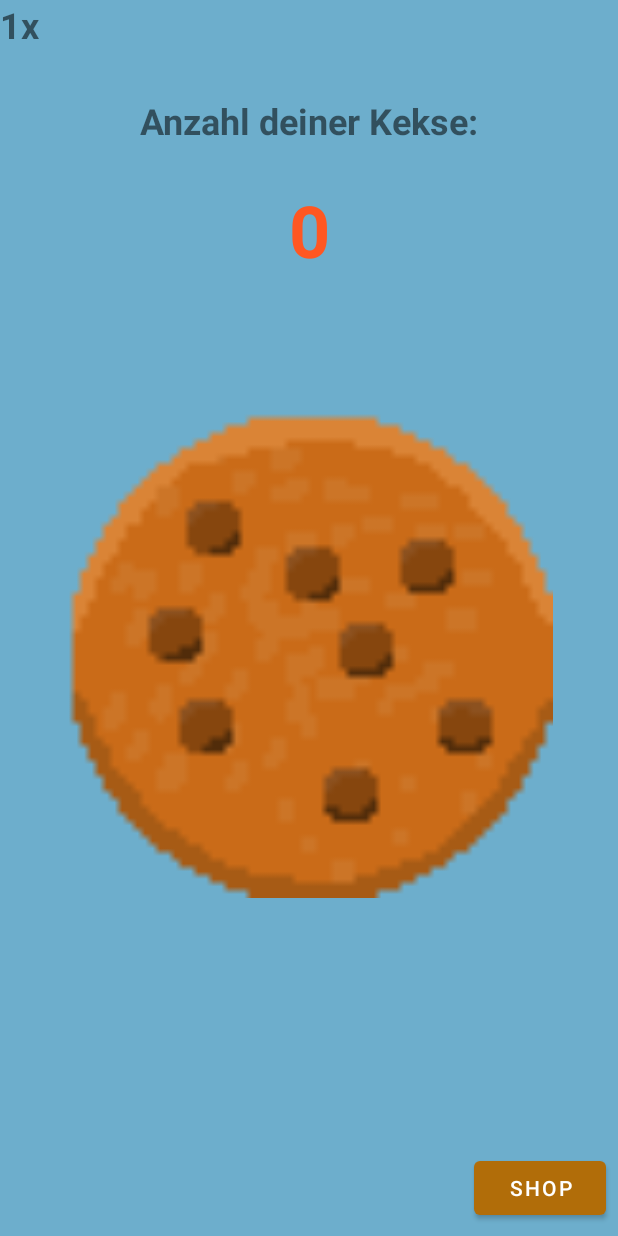
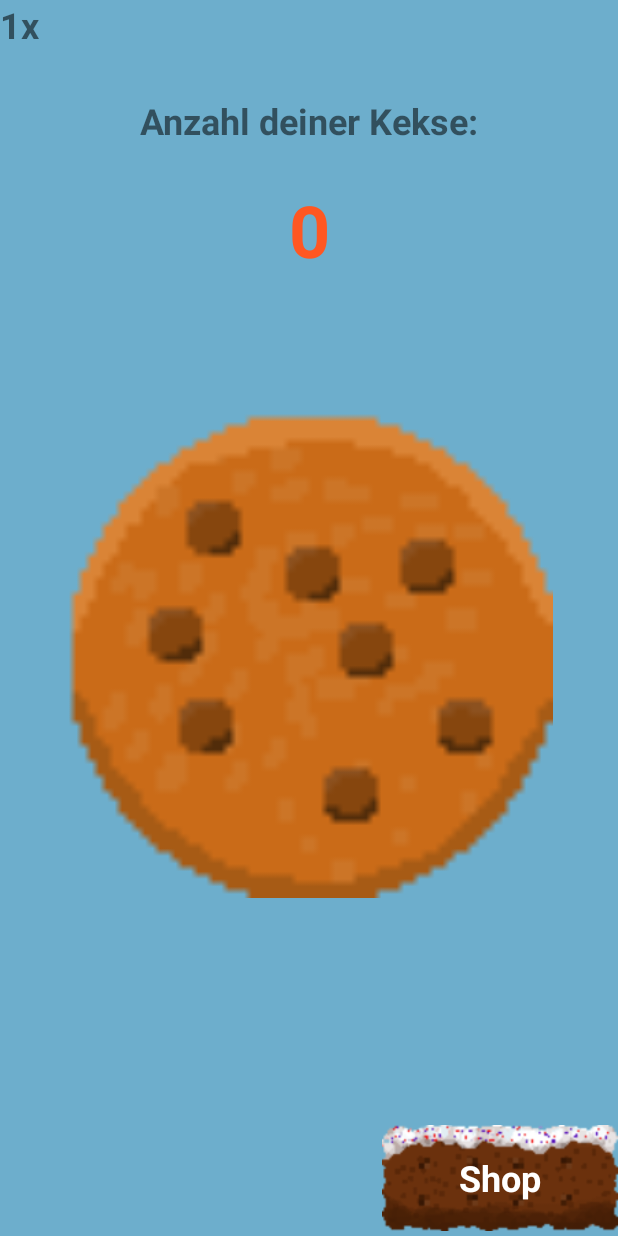
Before and after one commit to thoredev/CookieClicker, an Android app: the screen it shows after launch (MainActivity), on a phone screen of 412 x 824 dp. Run offline under Robolectric (Android 15) with nearby library versions, the light colour scheme and no system bars; our stand-ins replace navigation-ui.

Commit message:
UI Update

```diff
--- a/app/src/main/java/de/thore_dev/cookieclicker/MainActivity.java
+++ b/app/src/main/java/de/thore_dev/cookieclicker/MainActivity.java
@@ -85,7 +85,7 @@ public class MainActivity extends AppCompatActivity {
             }
         });
 
-        Button btnUpgrades = findViewById(R.id.button2);
+        ImageButton btnUpgrades = findViewById(R.id.button2);
         btnUpgrades.setOnClickListener(new View.OnClickListener(){
 
             @Override
--- a/app/src/main/java/de/thore_dev/cookieclicker/ShopActivity.java
+++ b/app/src/main/java/de/thore_dev/cookieclicker/ShopActivity.java
@@ -16,7 +16,7 @@ public class ShopActivity extends AppCompatActivity {
         setContentView(R.layout.activity_shop);
 
         Button btnMultUp = findViewById(R.id.button3);
-        btnMultUp.setText("Multiplizierer-Upgrade für: " + (int)(1000*Math.pow(1.5, MainActivity.multiplier-1)));
+        btnMultUp.setText("Multiclick: " + (int)(1000*Math.pow(1.5, MainActivity.multiplier-1)));
         btnMultUp.setOnClickListener(new View.OnClickListener() {
             @Override
             public void onClick(View v) {
@@ -29,7 +29,7 @@ public class ShopActivity extends AppCompatActivity {
                     edit.putInt("counts",MainActivity.ccount);
                     edit.apply();
 
-                    btnMultUp.setText("Multiplizierer-Upgrade für: " + (int)(1000*Math.pow(1.5, MainActivity.multiplier-1)));
+                    btnMultUp.setText("Multiclick: " + (int)(1000*Math.pow(1.5, MainActivity.multiplier-1)));
                 }
             }
         });
--- a/app/src/main/res/layout/activity_main.xml
+++ b/app/src/main/res/layout/activity_main.xml
@@ -18,6 +18,7 @@
         android:layout_marginEnd="1dp"
         android:layout_marginBottom="139dp"
         android:background="@null"
+        android:contentDescription="Click here!!"
         android:orientation="vertical"
         android:scaleType="fitCenter"
         android:src="@drawable/cookie"
@@ -66,21 +67,6 @@
         app:layout_constraintStart_toStartOf="parent"
         app:layout_constraintTop_toTopOf="parent" />
 
-    <Button
-        android:id="@+id/button2"
-        android:layout_width="wrap_content"
-        android:layout_height="wrap_content"
-        android:layout_marginStart="8dp"
-        android:layout_marginEnd="8dp"
-        android:layout_marginBottom="8dp"
-        android:rotationX="0"
-        android:text="Shop"
-        android:textColorHighlight="@color/purple_500"
-        app:layout_constraintBottom_toBottomOf="parent"
-        app:layout_constraintEnd_toEndOf="parent"
-        app:layout_constraintHorizontal_bias="1.0"
-        app:layout_constraintStart_toStartOf="parent" />
-
     <androidx.constraintlayout.widget.Guideline
         android:id="@+id/guideline2"
         android:layout_width="wrap_content"
@@ -88,4 +74,33 @@
         android:orientation="vertical"
         app:layout_constraintGuide_begin="20dp" />
 
+    <FrameLayout
+        android:layout_width="157dp"
+        android:layout_height="77dp"
+        app:layout_constraintBottom_toBottomOf="parent"
+        app:layout_constraintEnd_toEndOf="parent"
+        app:layout_constraintHorizontal_bias="1.0"
+        app:layout_constraintStart_toStartOf="parent">
+
+        <ImageButton
+            android:id="@+id/button2"
+            android:layout_width="match_parent"
+            android:layout_height="match_parent"
+            android:background="@null"
+            android:contentDescription="Shop"
+            android:scaleType="fitCenter"
+            android:src="@drawable/knopf" />
+
+        <TextView
+            android:id="@+id/textView5"
+            android:layout_width="match_parent"
+            android:layout_height="match_parent"
+            android:gravity="center"
+            android:text="Shop"
+            android:textAlignment="gravity"
+            android:textColor="@color/white"
+            android:textSize="24sp"
+            android:textStyle="bold" />
+    </FrameLayout>
+
 </androidx.constraintlayout.widget.ConstraintLayout>
--- a/app/src/main/res/layout/activity_shop.xml
+++ b/app/src/main/res/layout/activity_shop.xml
@@ -24,13 +24,15 @@
 
     <Button
         android:id="@+id/button3"
-        android:layout_width="wrap_content"
-        android:layout_height="wrap_content"
+        android:layout_width="279dp"
+        android:layout_height="49dp"
         android:layout_marginStart="8dp"
         android:layout_marginTop="8dp"
         android:layout_marginEnd="8dp"
-        android:text="Multiplikator-Upgrade für: 1000"
+        android:text="Multiclick: 1000 "
+        android:textAlignment="viewStart"
         app:layout_constraintEnd_toEndOf="parent"
+        app:layout_constraintHorizontal_bias="0.50"
         app:layout_constraintStart_toStartOf="parent"
         app:layout_constraintTop_toBottomOf="@+id/textView4" />
 
@@ -41,8 +43,10 @@
         android:layout_marginStart="8dp"
         android:layout_marginEnd="8dp"
         android:layout_marginBottom="8dp"
+        android:textAlignment="center"
         app:icon="?attr/actionModeCloseDrawable"
         app:iconGravity="textStart"
+        app:iconPadding="0dp"
         app:layout_constraintBottom_toBottomOf="parent"
         app:layout_constraintEnd_toEndOf="parent"
         app:layout_constraintStart_toStartOf="parent" />
```
Also changed, not shown: app/src/main/res/drawable/knopf.png (added).
